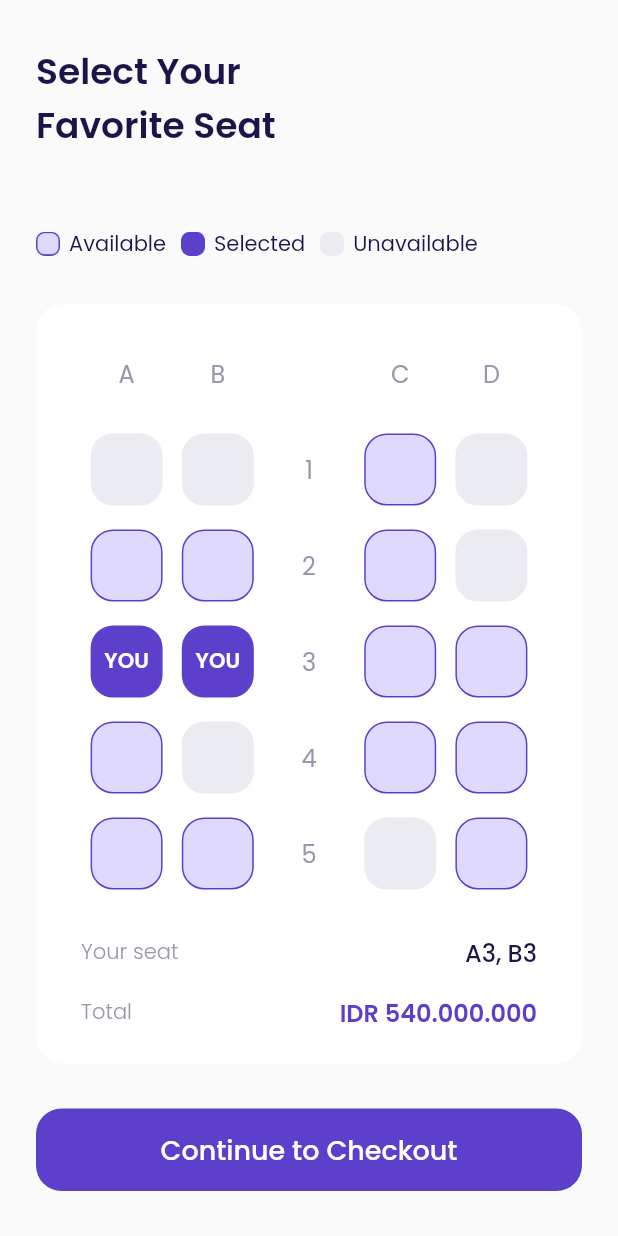
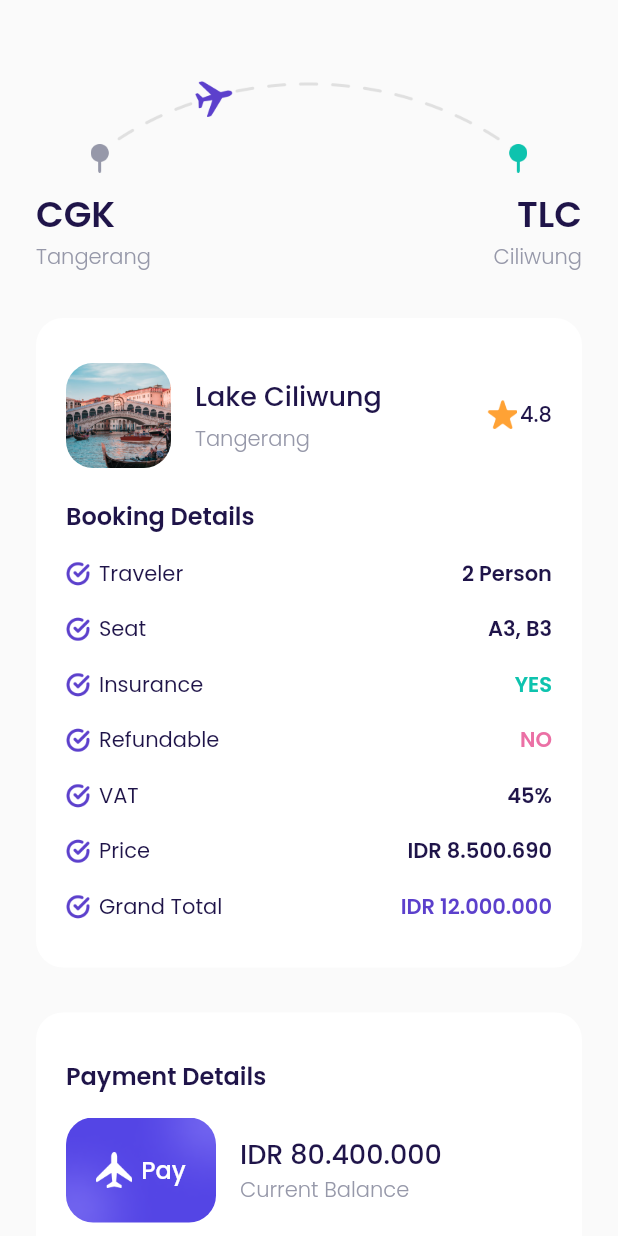
Before and after one commit to AsakaLynux/travel, a Flutter app: the ChooseSeatPage screen opened directly, after a tap on "Continue to Checkout", on a phone screen of 412 x 824 dp. Run offline on Flutter 3.47's test engine with Material 2 defaults, Android fonts, the phone set to English and light mode, and no system bars; our stand-ins replace google_fonts.

Commit message:
Slicing other pages

```diff
--- /dev/null
+++ b/lib/ui/pages/checkout_page.dart
@@ -0,0 +1,335 @@
+import 'package:flutter/material.dart';
+import 'package:travel/ui/pages/success_checkout_page.dart';
+import 'package:travel/ui/widget/booking_details_item.dart';
+import 'package:travel/ui/widget/custom_button.dart';
+import '../../shared/theme.dart';
+
+class CheckoutPage extends StatelessWidget {
+  const CheckoutPage({Key? key}) : super(key: key);
+
+  @override
+  Widget build(BuildContext context) {
+    Widget route() {
+      return Container(
+        margin: EdgeInsets.only(top: 50),
+        child: Column(
+          children: [
+            Container(
+              margin: EdgeInsets.only(bottom: 10),
+              width: 291,
+              height: 65,
+              decoration: BoxDecoration(
+                image: DecorationImage(
+                  image: AssetImage('assets/image_checkout.png'),
+                ),
+              ),
+            ),
+            Row(
+              mainAxisAlignment: MainAxisAlignment.spaceBetween,
+              children: [
+                Column(
+                  crossAxisAlignment: CrossAxisAlignment.start,
+                  children: [
+                    Text(
+                      'CGK',
+                      style: blackTextStyle.copyWith(
+                        fontSize: 24,
+                        fontWeight: semiBold,
+                      ),
+                    ),
+                    Text(
+                      'Tangerang',
+                      style: greyTextStyle.copyWith(
+                        fontWeight: ligth,
+                      ),
+                    ),
+                  ],
+                ),
+                Column(
+                  crossAxisAlignment: CrossAxisAlignment.end,
+                  children: [
+                    Text(
+                      'TLC',
+                      style: blackTextStyle.copyWith(
+                        fontSize: 24,
+                        fontWeight: semiBold,
+                      ),
+                    ),
+                    Text(
+                      'Ciliwung',
+                      style: greyTextStyle.copyWith(
+                        fontWeight: ligth,
+                      ),
+                    ),
+                  ],
+                )
+              ],
+            )
+          ],
+        ),
+      );
+    }
+
+    Widget bookingDetails() {
+      return Container(
+        margin: EdgeInsets.only(top: 30),
+        padding: EdgeInsets.symmetric(
+          horizontal: 20,
+          vertical: 30,
+        ),
+        decoration: BoxDecoration(
+          borderRadius: BorderRadius.circular(18),
+          color: kWhiteColor,
+        ),
+        child: Column(
+          crossAxisAlignment: CrossAxisAlignment.start,
+          children: [
+            // Note: Destination Tile
+            Row(
+              children: [
+                Container(
+                  width: 70,
+                  height: 70,
+                  margin: EdgeInsets.only(right: 16),
+                  decoration: BoxDecoration(
+                    borderRadius: BorderRadius.circular(18),
+                    image: DecorationImage(
+                      fit: BoxFit.cover,
+                      image: AssetImage('assets/image_destination_1.png'),
+                    ),
+                  ),
+                ),
+                Expanded(
+                  child: Column(
+                    crossAxisAlignment: CrossAxisAlignment.start,
+                    children: [
+                      Text(
+                        'Lake Ciliwung',
+                        style: blackTextStyle.copyWith(
+                          fontSize: 18,
+                          fontWeight: medium,
+                        ),
+                      ),
+                      SizedBox(height: 5),
+                      Text(
+                        'Tangerang',
+                        style: greyTextStyle.copyWith(
+                          fontWeight: ligth,
+                        ),
+                      ),
+                    ],
+                  ),
+                ),
+                Row(
+                  mainAxisAlignment: MainAxisAlignment.center,
+                  crossAxisAlignment: CrossAxisAlignment.start,
+                  children: [
+                    Container(
+                      margin: EdgeInsets.only(right: 2),
+                      width: 20,
+                      height: 20,
+                      decoration: BoxDecoration(
+                        image: DecorationImage(
+                          image: AssetImage('assets/icon_star.png'),
+                        ),
+                      ),
+                    ),
+                    Text(
+                      '4.8',
+                      style: blackTextStyle.copyWith(
+                        fontWeight: medium,
+                      ),
+                    ),
+                  ],
+                ),
+              ],
+            ),
+
+            // Note: Booking Details
+            Container(
+              margin: EdgeInsets.only(top: 20),
+              child: Text(
+                'Booking Details',
+                style: blackTextStyle.copyWith(
+                  fontSize: 16,
+                  fontWeight: semiBold,
+                ),
+              ),
+            ),
+            // Note: Details Items
+            BookingDetailsItem(
+              title: 'Traveler',
+              textValue: '2 Person',
+              colorValue: kBlackColor,
+            ),
+            BookingDetailsItem(
+              title: 'Seat',
+              textValue: 'A3, B3',
+              colorValue: kBlackColor,
+            ),
+            BookingDetailsItem(
+              title: 'Insurance',
+              textValue: 'YES',
+              colorValue: kGreenColor,
+            ),
+            BookingDetailsItem(
+              title: 'Refundable',
+              textValue: 'NO',
+              colorValue: kRedColor,
+            ),
+            BookingDetailsItem(
+              title: 'VAT',
+              textValue: '45%',
+              colorValue: kBlackColor,
+            ),
+            BookingDetailsItem(
+              title: 'Price',
+              textValue: 'IDR 8.500.690',
+              colorValue: kBlackColor,
+            ),
+            BookingDetailsItem(
+              title: 'Grand Total',
+              textValue: 'IDR 12.000.000',
+              colorValue: kPrimaryColor,
+            ),
+          ],
+        ),
+      );
+    }
+
+    Widget paymentDetails() {
+      return Container(
+        margin: EdgeInsets.only(
+          top: 30,
+        ),
+        padding: EdgeInsets.symmetric(
+          horizontal: 20,
+          vertical: 30,
+        ),
+        decoration: BoxDecoration(
+          borderRadius: BorderRadius.circular(18),
+          color: kWhiteColor,
+        ),
+        child: Column(
+          crossAxisAlignment: CrossAxisAlignment.start,
+          children: [
+            Text(
+              'Payment Details',
+              style: blackTextStyle.copyWith(
+                fontSize: 16,
+                fontWeight: semiBold,
+              ),
+            ),
+            Container(
+              margin: EdgeInsets.only(top: 16),
+              child: Row(
+                children: [
+                  Container(
+                    width: 100,
+                    height: 70,
+                    margin: EdgeInsets.only(right: 16),
+                    decoration: BoxDecoration(
+                      borderRadius: BorderRadius.circular(18),
+                      image: DecorationImage(
+                        fit: BoxFit.cover,
+                        image: AssetImage('assets/image_card.png'),
+                      ),
+                    ),
+                    child: Row(
+                      mainAxisAlignment: MainAxisAlignment.center,
+                      children: [
+                        Container(
+                          margin: EdgeInsets.only(right: 6),
+                          width: 24,
+                          height: 24,
+                          decoration: BoxDecoration(
+                            image: DecorationImage(
+                              image: AssetImage('assets/icon_plane.png'),
+                            ),
+                          ),
+                        ),
+                        Text(
+                          'Pay',
+                          style: whiteTextStyle.copyWith(
+                            fontSize: 16,
+                            fontWeight: medium,
+                          ),
+                        )
+                      ],
+                    ),
+                  ),
+                  Expanded(
+                    child: Column(
+                      crossAxisAlignment: CrossAxisAlignment.start,
+                      children: [
+                        Text(
+                          'IDR 80.400.000',
+                          style: blackTextStyle.copyWith(
+                            fontSize: 18,
+                            fontWeight: medium,
+                          ),
+                        ),
+                        Text(
+                          'Current Balance',
+                          style: greyTextStyle.copyWith(
+                            fontWeight: ligth,
+                          ),
+                        )
+                      ],
+                    ),
+                  ),
+                ],
+              ),
+            )
+          ],
+        ),
+      );
+    }
+
+    Widget payNowButton() {
+      return CustomButton(
+        title: 'Pay Now',
+        onPressed: () {
+          Navigator.push(
+              context,
+              MaterialPageRoute(
+                builder: (context) => SuccessCheckoutPage(),
+              ));
+        },
+        margin: EdgeInsets.only(top: 30),
+      );
+    }
+
+    Widget tacButton() {
+      return Container(
+        alignment: Alignment.center,
+        margin: EdgeInsets.only(
+          top: 50,
+          bottom: 73,
+        ),
+        child: Text(
+          'Terms and Conditions',
+          style: greyTextStyle.copyWith(
+            fontSize: 16,
+            fontWeight: ligth,
+            decoration: TextDecoration.underline,
+          ),
+        ),
+      );
+    }
+
+    return Scaffold(
+      backgroundColor: kbackgroundColor,
+      body: ListView(
+        padding: EdgeInsets.symmetric(horizontal: defaultMargin),
+        children: [
+          route(),
+          bookingDetails(),
+          paymentDetails(),
+          payNowButton(),
+          tacButton(),
+        ],
+      ),
+    );
+  }
+}
--- a/lib/ui/pages/choose_seat_page.dart
+++ b/lib/ui/pages/choose_seat_page.dart
@@ -1,4 +1,5 @@
 import 'package:flutter/material.dart';
+import 'package:travel/ui/pages/checkout_page.dart';
 import 'package:travel/ui/widget/custom_button.dart';
 import 'package:travel/ui/widget/seat_item.dart';
 import '../../shared/theme.dart';
@@ -347,7 +348,14 @@ class ChooseSeatPage extends StatelessWidget {
     Widget checkoutButton() {
       return CustomButton(
         title: 'Continue to Checkout',
-        onPressed: () {},
+        onPressed: () {
+          Navigator.push(
+            context,
+            MaterialPageRoute(
+              builder: (context) => CheckoutPage(),
+            ),
+          );
+        },
         margin: EdgeInsets.only(
           top: 30,
           bottom: 46,
--- a/lib/ui/pages/get_started.dart
+++ b/lib/ui/pages/get_started.dart
@@ -47,7 +47,8 @@ class GetStartedPage extends StatelessWidget {
                     top: 50,
                   ),
                   onPressed: () {
-                    Navigator.pushNamed(context, '/sign-up');
+                    Navigator.pushNamedAndRemoveUntil(
+                        context, '/sign-up', (route) => false);
                   },
                 ),
               ],
--- a/lib/ui/pages/sign_up_page.dart
+++ b/lib/ui/pages/sign_up_page.dart
@@ -55,7 +55,8 @@ class SignUpPage extends StatelessWidget {
         return CustomButton(
           title: 'Get Started',
           onPressed: () {
-            Navigator.pushNamed(context, '/bonus');
+            Navigator.pushNamedAndRemoveUntil(
+                context, '/bonus', (route) => false);
           },
         );
       }
--- /dev/null
+++ b/lib/ui/pages/success_checkout_page.dart
@@ -0,0 +1,56 @@
+import 'package:flutter/material.dart';
+import 'package:travel/ui/widget/custom_button.dart';
+import '../../shared/theme.dart';
+
+class SuccessCheckoutPage extends StatelessWidget {
+  const SuccessCheckoutPage({Key? key}) : super(key: key);
+
+  @override
+  Widget build(BuildContext context) {
+    return Scaffold(
+      backgroundColor: kbackgroundColor,
+      body: Center(
+        child: Column(
+          mainAxisAlignment: MainAxisAlignment.center,
+          children: [
+            Container(
+              width: 300,
+              height: 150,
+              margin: EdgeInsets.only(bottom: 80),
+              decoration: BoxDecoration(
+                image: DecorationImage(
+                  image: AssetImage('assets/image_success.png'),
+                ),
+              ),
+            ),
+            Text(
+              'Well Booked 😍',
+              style: blackTextStyle.copyWith(
+                fontSize: 32,
+                fontWeight: semiBold,
+              ),
+            ),
+            SizedBox(height: 10),
+            Text(
+              'Are you ready to explore the new\nworld of experiences?',
+              style: greyTextStyle.copyWith(
+                fontSize: 15,
+                fontWeight: ligth,
+              ),
+              textAlign: TextAlign.center,
+            ),
+            CustomButton(
+              title: 'My Bookings',
+              onPressed: () {
+                Navigator.pushNamedAndRemoveUntil(
+                    context, '/main', (route) => false);
+              },
+              margin: EdgeInsets.only(top: 50),
+              width: 220,
+            ),
+          ],
+        ),
+      ),
+    );
+  }
+}
--- /dev/null
+++ b/lib/ui/pages/transaction_page.dart
@@ -0,0 +1,12 @@
+import 'package:flutter/material.dart';
+
+class TransactionPage extends StatelessWidget {
+  const TransactionPage({Key? key}) : super(key: key);
+
+  @override
+  Widget build(BuildContext context) {
+    return Center(
+      child: Text('Transaction Page'),
+    );
+  }
+}
--- /dev/null
+++ b/lib/ui/pages/wallet_page.dart
@@ -0,0 +1,12 @@
+import 'package:flutter/material.dart';
+
+class WalletPage extends StatelessWidget {
+  const WalletPage({Key? key}) : super(key: key);
+
+  @override
+  Widget build(BuildContext context) {
+    return Center(
+      child: Text('Wallet Page'),
+    );
+  }
+}
--- /dev/null
+++ b/lib/ui/widget/booking_details_item.dart
@@ -0,0 +1,45 @@
+import 'package:flutter/material.dart';
+import '../../shared/theme.dart';
+
+class BookingDetailsItem extends StatelessWidget {
+  final String title;
+  final String textValue;
+  final Color colorValue;
+
+  const BookingDetailsItem({
+    Key? key,
+    required this.title,
+    required this.textValue,
+    required this.colorValue,
+  }) : super(key: key);
+
+  @override
+  Widget build(BuildContext context) {
+    return Container(
+      margin: EdgeInsets.only(top: 16),
+      child: Row(
+        children: [
+          Container(
+            width: 16,
+            height: 16,
+            margin: EdgeInsets.only(right: 6),
+            decoration: BoxDecoration(
+              image: DecorationImage(
+                image: AssetImage('assets/icon_check.png'),
+              ),
+            ),
+          ),
+          Text(title, style: blackTextStyle),
+          Spacer(),
+          Text(
+            textValue,
+            style: blackTextStyle.copyWith(
+              fontWeight: semiBold,
+              color: colorValue,
+            ),
+          ),
+        ],
+      ),
+    );
+  }
+}
--- /dev/null
+++ b/lib/ui/widget/setting_page.dart
@@ -0,0 +1,12 @@
+import 'package:flutter/material.dart';
+
+class SettingPage extends StatelessWidget {
+  const SettingPage({Key? key}) : super(key: key);
+
+  @override
+  Widget build(BuildContext context) {
+    return Center(
+      child: Text('Setting Page'),
+    );
+  }
+}
```
